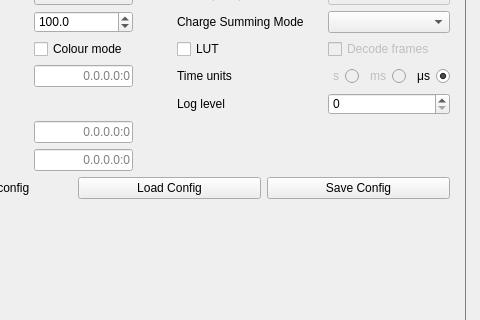
Before: the Qt Designer form SpidrMpx3Eq/qcstmconfigmonitoring.ui in navrit/dexter, drawn with Qt 5; both pictures show x 132 to 612 and y 156 to 476 of the 1146 by 790 pixel window.
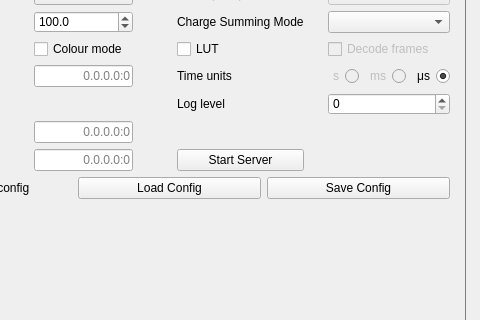
After: the same form once the commit is applied.

Commit message: first version of mpx3 camera server, working name s-dexter

```diff
--- a/SpidrMpx3Eq/qcstmconfigmonitoring.ui
+++ b/SpidrMpx3Eq/qcstmconfigmonitoring.ui
@@ -957,6 +957,13 @@
           </property>
          </widget>
         </item>
+        <item row="10" column="5">
+         <widget class="QPushButton" name="startServerPb">
+          <property name="text">
+           <string>Start Server</string>
+          </property>
+         </widget>
+        </item>
        </layout>
        <zorder>label_3</zorder>
        <zorder>operationModeComboBox</zorder>
```
Left out of the diff: 1 changed line with no effect on the pictures. The commit also changes 19 other files.
